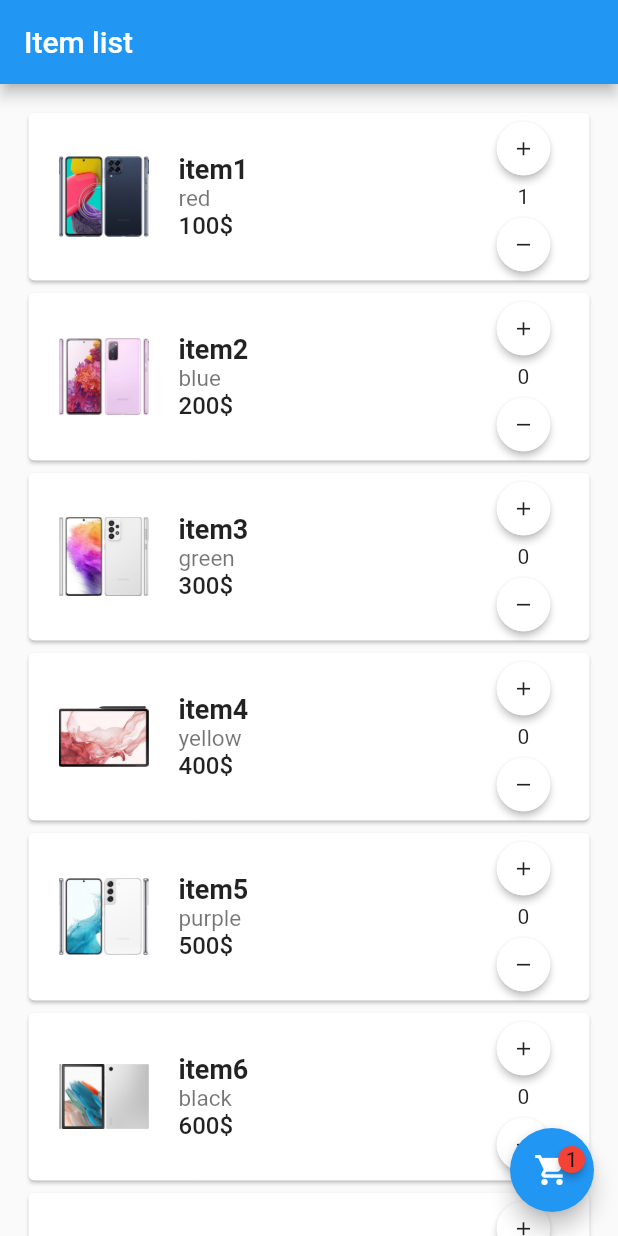
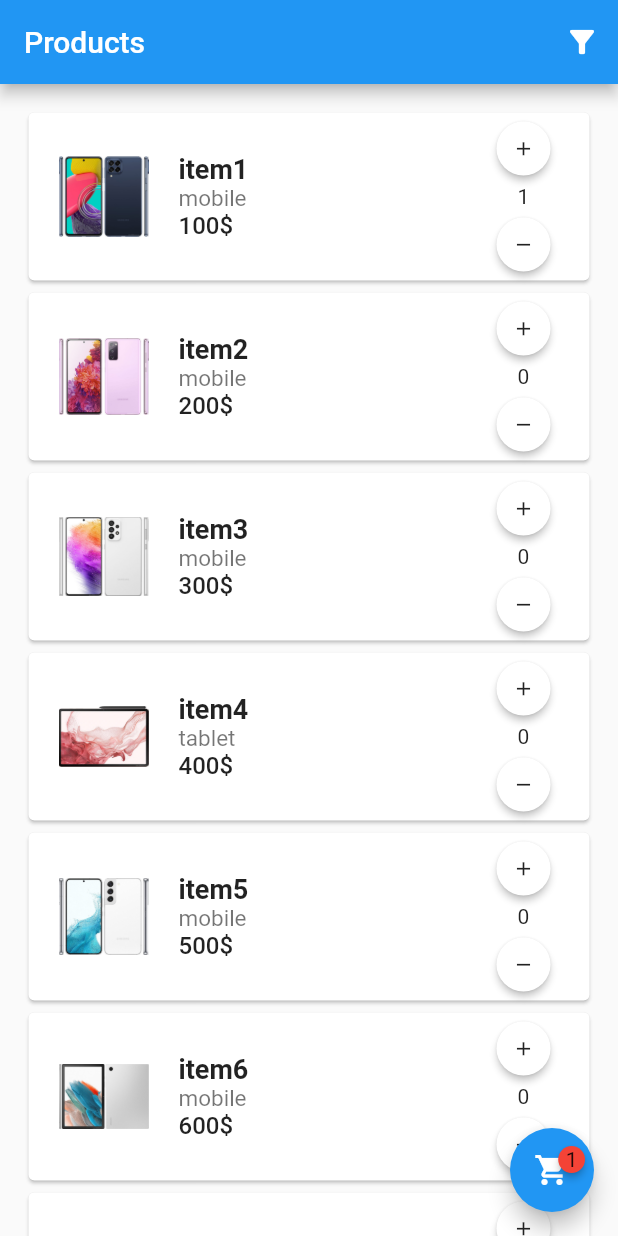
Before and after one commit to SinaSys/flutter_cart_app_getx, a Flutter app: the screen it shows after launch, after a tap on the "add" icon, on a phone screen of 412 x 824 dp. Run offline on Flutter 3.47's test engine with Material 2 defaults, Android fonts, the phone set to English and light mode, and no system bars; drawn by our look-alikes of badges; our stand-ins replace get; missing offline and left inert: enum_to_string.

Commit message:
Commit Add category

```diff
--- a/lib/controller/product_controller.dart
+++ b/lib/controller/product_controller.dart
@@ -1,72 +1,93 @@
 import 'package:cart_app_getx/model/product.dart';
+import 'package:enum_to_string/enum_to_string.dart';
 import 'package:flutter/cupertino.dart';
+import 'package:flutter/foundation.dart';
 import 'package:get/get.dart';
-import '../view/screen/cart_screen.dart';
 
 class ProductController extends GetxController {
-  RxList<Product> allProducts = productList.obs;
-  bool isItemListScreen = true;
-  bool isCartScreen = false;
+  RxList<Product> filteredProduct = allProductList.obs;
   Rx<int> itemCount = 0.obs;
   Rx<double> price = 0.0.obs;
+  final List<String> productCategory =
+      EnumToString.toList(ProductCategory.values);
 
-  Widget navigateToCartScreen(BuildContext context) {
-    isCartScreen = true;
-    isItemListScreen = false;
+  navigateToCartScreen() {
     calculatePrice();
-    return const CartScreen();
+    List<Product> filteredList = [];
+    for (Product item in filteredProduct) {
+      if (item.quantity > 0) {
+        filteredList.add(item);
+      }
+    }
+    filteredProduct.assignAll(filteredList);
   }
 
   countAllItems() {
     itemCount.value = 0;
-    for (var element in allProducts) {
-      itemCount.value += element.count;
+    for (var element in filteredProduct) {
+      itemCount.value += element.quantity;
+    }
+  }
+
+  void filteredListByCategory(ProductCategory category) {
+    if (category == ProductCategory.all) {
+      filteredProduct.assignAll(allProductList);
+    } else {
+      filteredProduct.assignAll(
+        allProductList.where((item) => item.category == category),
+      );
     }
   }
 
   calculatePrice() {
     price.value = 0.0;
-    for (var element in allProducts) {
-      if (element.count > 0) {
-        price.value = (double.parse(element.price.replaceAll("\$", "").trim()) * element.count) +
+    for (var element in filteredProduct) {
+      if (element.quantity > 0) {
+        price.value = (double.parse(element.price.replaceAll("\$", "").trim()) *
+                element.quantity) +
             price.value;
       }
     }
   }
 
-  Future<bool> navigateToListItemScreen() async {
-    controller.isCartScreen = false;
-    controller.isItemListScreen = true;
-    return true;
+  void navigateToListItemScreen() {
+    List<Product> filteredList = <Product>[];
+    for (Product item in allProductList) {
+      Product product = filteredProduct.firstWhere(
+          (element) => element.name == item.name,
+          orElse: () => item);
+      filteredList.add(product);
+    }
+    filteredProduct.assignAll(filteredList);
   }
 
   void increase(int index) {
-    allProducts[index].count++;
-    allProducts.refresh();
+    filteredProduct[index].quantity++;
+    filteredProduct.refresh();
     countAllItems();
     calculatePrice();
   }
 
   void decrease(int index) {
-    if (allProducts[index].count > 0) {
-      allProducts[index].count--;
-      allProducts.refresh();
+    if (filteredProduct[index].quantity > 0) {
+      filteredProduct[index].quantity--;
+      filteredProduct.refresh();
       countAllItems();
       calculatePrice();
     }
   }
 
-  void removeItems(){
-    for(var item in allProducts)
-      item.count = 0;
-    allProducts.refresh();
+  void removeItems() {
+    for (Product item in filteredProduct) {
+      item.quantity = 0;
+    }
+    filteredProduct.refresh();
     itemCount.value = 0;
     calculatePrice();
   }
 
-
-  VoidCallback? isCheckOutButtonEnabled(){
-    if(itemCount>0) return (){};
+  VoidCallback? isCheckOutButtonEnabled() {
+    if (itemCount > 0) return () {};
     return null;
   }
 }
--- a/lib/model/product.dart
+++ b/lib/model/product.dart
@@ -1,23 +1,29 @@
-import 'package:get/get.dart';
+
+enum ProductCategory{
+  all,
+  mobile,
+  tablet,
+}
 
 class Product {
   String name;
   String price;
-  String color;
-  int count;
+  ProductCategory category;
+  int quantity;
   String image;
 
-  Product(this.name, this.price, this.color, this.count, this.image);
+  Product(this.name, this.price, this.category, this.quantity, this.image);
+
 }
 
-List<Product> productList = [
-  Product('item1', "100\$", 'red', 0,'asset/images/s1.jpg'),
-  Product('item2', "200\$", 'blue', 0,'asset/images/s2.jpg'),
-  Product('item3', "300\$", 'green', 0,'asset/images/s3.jpg'),
-  Product('item4', "400\$", 'yellow', 0,'asset/images/s4.jpg'),
-  Product('item5', "500\$", 'purple', 0,'asset/images/s5.jpg'),
-  Product('item6', "600\$", 'black', 0,'asset/images/s6.jpg'),
-  Product('item7', "700\$", 'brown', 0,'asset/images/s7.jpg'),
-  Product('item8', "800\$", 'pink', 0,'asset/images/s8.jpg'),
-  Product('item9', "900\$", 'cyan', 0,'asset/images/s9.jpg'),
+List<Product> allProductList = [
+  Product('item1', "100\$", ProductCategory.mobile, 0,'asset/images/s1.jpg'),
+  Product('item2', "200\$", ProductCategory.mobile, 0,'asset/images/s2.jpg'),
+  Product('item3', "300\$", ProductCategory.mobile, 0,'asset/images/s3.jpg'),
+  Product('item4', "400\$", ProductCategory.tablet, 0,'asset/images/s4.jpg'),
+  Product('item5', "500\$", ProductCategory.mobile, 0,'asset/images/s5.jpg'),
+  Product('item6', "600\$", ProductCategory.mobile, 0,'asset/images/s6.jpg'),
+  Product('item7', "700\$", ProductCategory.tablet, 0,'asset/images/s7.jpg'),
+  Product('item8', "800\$", ProductCategory.mobile, 0,'asset/images/s8.jpg'),
+  Product('item9', "900\$", ProductCategory.mobile, 0,'asset/images/s9.jpg'),
 ];
--- a/lib/view/screen/product_detail_screen.dart
+++ b/lib/view/screen/product_detail_screen.dart
@@ -5,6 +5,7 @@ class ProductDetailScreen extends StatelessWidget {
   final String image;
 
   const ProductDetailScreen(this.name, this.image);
+
 
   @override
   Widget build(BuildContext context) {
--- a/lib/view/screen/product_list_screen.dart
+++ b/lib/view/screen/product_list_screen.dart
@@ -1,12 +1,12 @@
 import 'package:badges/badges.dart';
+import 'package:cart_app_getx/view/screen/cart_screen.dart';
 import 'package:flutter/material.dart';
 import 'package:get/get.dart';
 import '../../controller/product_controller.dart';
+import '../../model/product.dart';
 import '../widget/product_list_view.dart';
 
-
 final ProductController controller = Get.put(ProductController());
-
 
 class ProductListScreen extends StatelessWidget {
   const ProductListScreen({Key? key}) : super(key: key);
@@ -15,21 +15,39 @@ class ProductListScreen extends StatelessWidget {
   Widget build(BuildContext context) {
     return Scaffold(
       floatingActionButton: FloatingActionButton(
-        child: Badge(
-          child: const Icon(Icons.shopping_cart),
-          badgeContent: Obx(()=> Text(controller.itemCount.value.toString())),
-        ),
-        onPressed: (){
-          Navigator.push(
-            context,
-            MaterialPageRoute(
-              builder: controller.navigateToCartScreen,
-            ),
-          );
-        }
-      ),
+          child: Badge(
+              child: const Icon(Icons.shopping_cart),
+              badgeContent: Obx(() => Text('${controller.itemCount.value}'))),
+          onPressed: () {
+            controller.navigateToCartScreen();
+            Navigator.push(context,
+                MaterialPageRoute(builder: (context) => const CartScreen()));
+          }),
       appBar: AppBar(
-        title: const Text("Item list"),
+        title: const Text("Products"),
+        actions: [
+          PopupMenuButton<ProductCategory>(
+            icon: const Icon(Icons.filter_alt),
+            itemBuilder: (_) {
+              return controller.productCategory
+                  .asMap()
+                  .map(
+                    (int index, String item) {
+                      return MapEntry<int, PopupMenuItem<ProductCategory>>(
+                        index,
+                        PopupMenuItem(
+                          child: Text(item),
+                          value: ProductCategory.values[index],
+                        ),
+                      );
+                    },
+                  )
+                  .values
+                  .toList();
+            },
+            onSelected: controller.filteredListByCategory,
+          )
+        ],
       ),
       body: const ProductListView(),
     );
--- a/lib/view/widget/product_list_view.dart
+++ b/lib/view/widget/product_list_view.dart
@@ -3,12 +3,12 @@ import 'package:flutter/material.dart';
 import 'package:get/get.dart';
 import '../../controller/product_controller.dart';
 import '../../model/product.dart';
-import '../../until/constants.dart';
+import '../../util/constants.dart';
 
 final ProductController controller = Get.put(ProductController());
 
 class ProductListView extends StatelessWidget {
-  const ProductListView();
+  const ProductListView({Key? key}) : super(key: key);
 
   Widget countButton(int index, void Function(int index) counter,
       {IconData icon = Icons.add}) {
@@ -25,7 +25,6 @@ class ProductListView extends StatelessWidget {
       shape: const CircleBorder(),
     );
   }
-
 
   @override
   Widget build(BuildContext context) {
@@ -46,7 +45,7 @@ class ProductListView extends StatelessWidget {
                 crossAxisAlignment: CrossAxisAlignment.start,
                 children: [
                   Text(item.name, style: kItemNameStyle),
-                  Text(item.color, style: kItemColorStyle),
+                  Text(item.category.name.toString(), style: kItemColorStyle),
                   Text(item.price, style: kItemPriceStyle),
                 ],
               ),
@@ -54,7 +53,7 @@ class ProductListView extends StatelessWidget {
               Column(
                 children: [
                   countButton(index, controller.increase),
-                  Obx(() => Text(controller.allProducts[index].count.toString())),
+                   Text(controller.filteredProduct[index].quantity.toString()),
                   countButton(index, controller.decrease, icon: Icons.remove)
                 ],
               )
@@ -63,19 +62,15 @@ class ProductListView extends StatelessWidget {
         ),
       );
     }
-    return ListView.builder(
-      padding: const EdgeInsets.all(15),
-      itemCount: controller.allProducts.length,
-      itemBuilder: (_, index) {
-        Product item = controller.allProducts[index];
-        if (controller.isItemListScreen) {
+    return Obx((){
+      return ListView.builder(
+        padding: const EdgeInsets.all(15),
+        itemCount: controller.filteredProduct.length,
+        itemBuilder: (_, index) {
+          Product item = controller.filteredProduct[index];
           return listViewBody(item, index);
-        } else if (controller.isCartScreen && item.count > 0) {
-          return listViewBody(item, index);
-        } else {
-          return Container();
-        }
-      },
-    );
+        },
+      );
+    });
   }
 }
--- a/pubspec.yaml
+++ b/pubspec.yaml
@@ -36,6 +36,7 @@ dependencies:
   cupertino_icons: ^1.0.2
   get: ^4.6.1
   badges: ^2.0.2
+  enum_to_string: ^2.0.1
 
 dev_dependencies:
   flutter_test:
```
Also changed, not shown: lib/view/screen/cart_screen.dart (+7 -5 lines), lib/util/constants.dart (renamed from lib/until/constants.dart), pubspec.lock, 1 other file.
